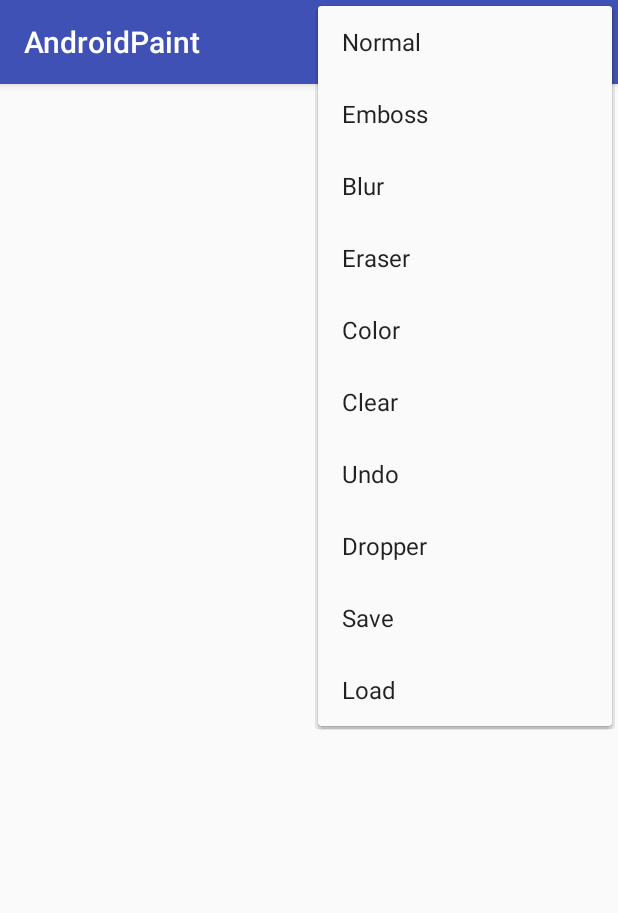
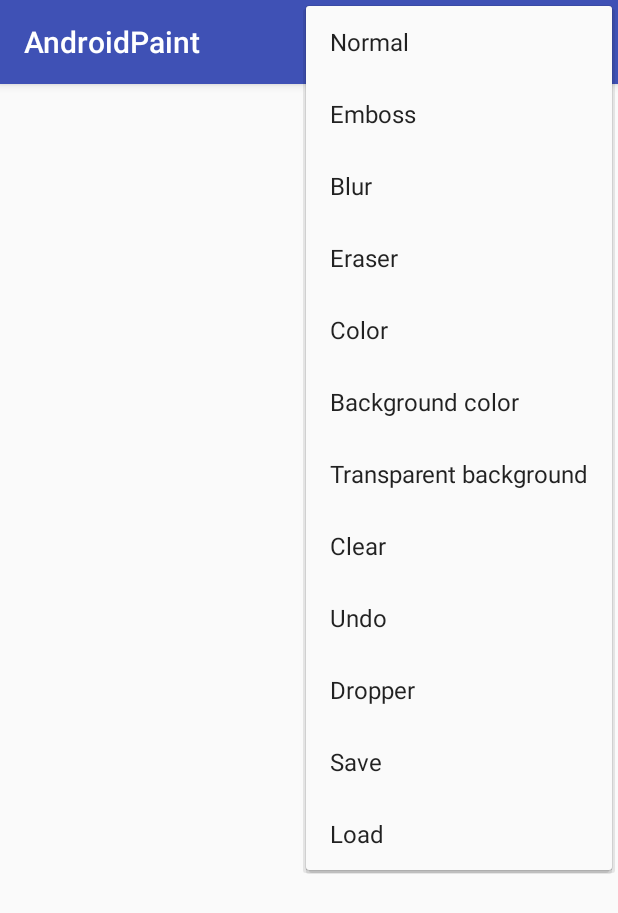
Before and after one commit to Asiaton/AndroidPaint, an Android app: the screen it shows after launch (MainActivity), with the options menu open, on a phone screen of 412 x 824 dp. Shown: the top 913 px of the screen. Run offline under Robolectric (Android 15) with nearby library versions, the phone set to English and light mode, and no system bars; libraries missing offline, so code that uses them is left out: yuku.ambilwarna.

Commit message:
Modify main.xml add new menu items
-(Background color): Add new menu item for
choosing background color
-(Transparent background): Add new menu item
for making background transparent

```diff
--- a/app/src/main/res/menu/main.xml
+++ b/app/src/main/res/menu/main.xml
@@ -17,6 +17,12 @@
     <item android:title="Color"
         android:id="@+id/color"/>
 
+    <item android:title="Background color"
+        android:id="@+id/backgroundColor" />
+
+    <item android:title="Transparent background"
+        android:id="@+id/transparentBG" />
+
     <item android:title="Clear"
         android:id="@+id/clear"/>
 
```
